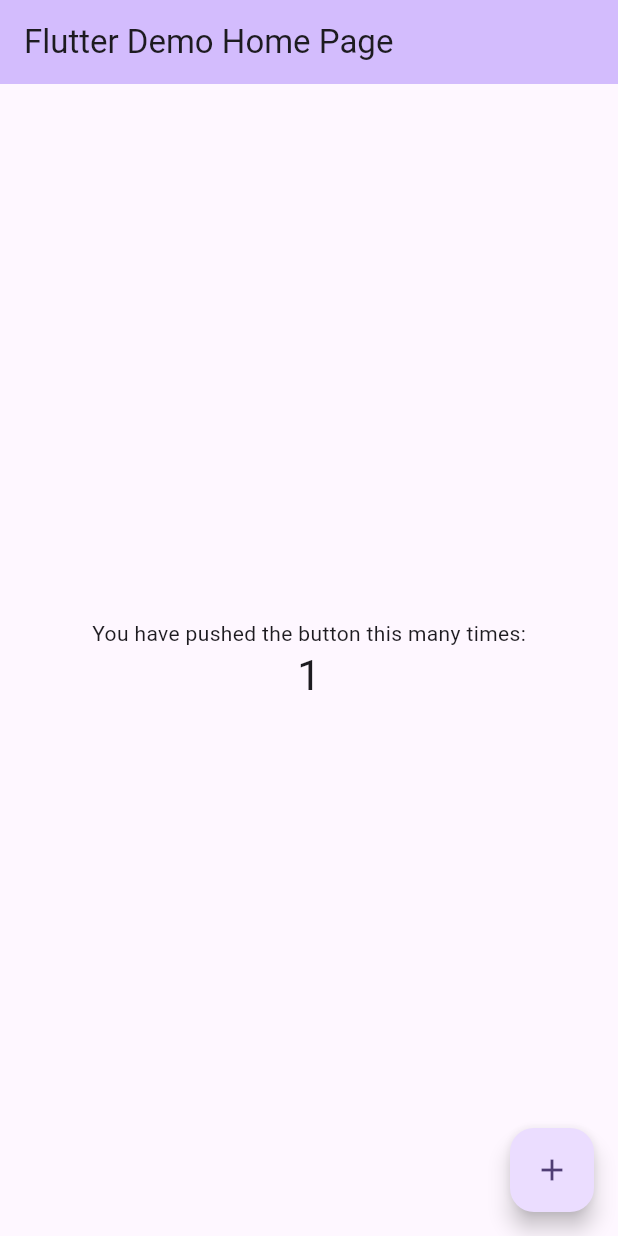
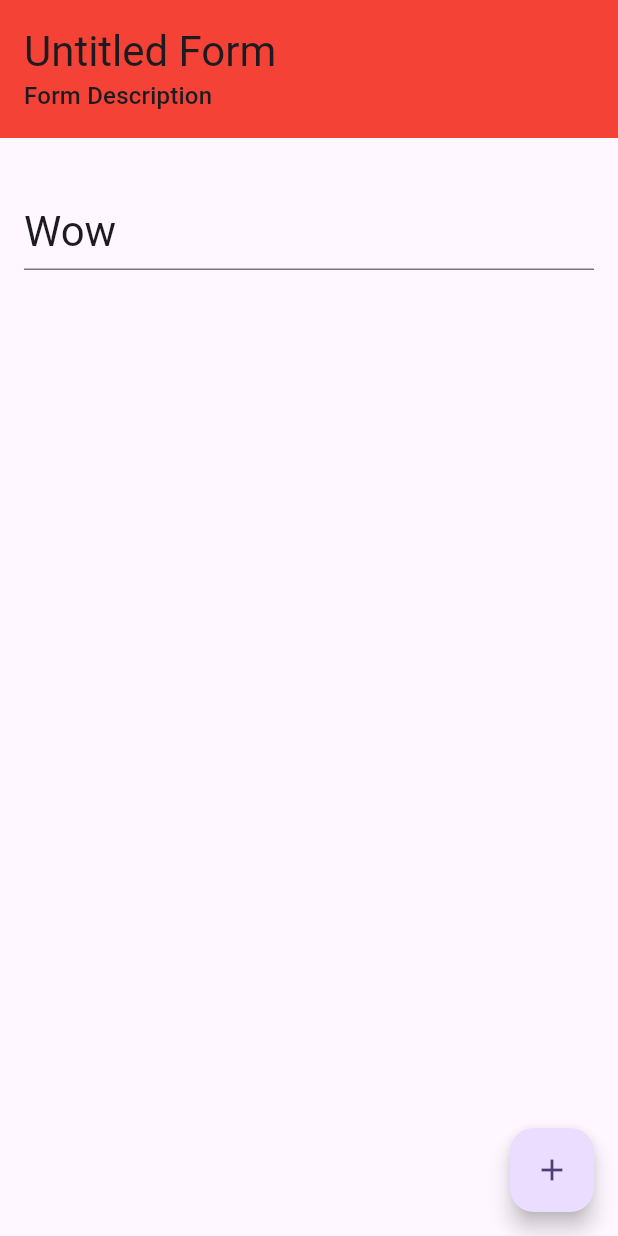
Before and after one commit to CH1NRU5T/formit, a Flutter app: the screen it shows after launch, after a tap on the "add" icon, on a phone screen of 412 x 824 dp. Run offline on Flutter 3.47's test engine with Material 2 defaults, Android fonts, the phone set to English and light mode, and no system bars.

Commit message:
basic new form layout

```diff
--- /dev/null
+++ b/firestore.indexes.json
@@ -0,0 +1,4 @@
+{
+  "indexes": [],
+  "fieldOverrides": []
+}
--- /dev/null
+++ b/lib/common_widgets/form_field_widget.dart
@@ -0,0 +1,59 @@
+import 'package:flutter/material.dart';
+import 'package:formit/constants/enums.dart';
+import 'package:formit/models/form_field_model.dart';
+import 'package:formit/providers/form_provider.dart';
+import 'package:provider/provider.dart';
+
+class FormFieldWidget extends StatefulWidget {
+  const FormFieldWidget(this.index, {super.key, required this.field});
+  final MyFormField field;
+  final int index;
+  @override
+  State<FormFieldWidget> createState() => _FormFieldWidgetState();
+}
+
+class _FormFieldWidgetState extends State<FormFieldWidget> {
+  @override
+  Widget build(BuildContext context) {
+    return Container(
+      padding: const EdgeInsets.all(16),
+      child: Column(
+        crossAxisAlignment: CrossAxisAlignment.start,
+        children: [
+          Row(
+            children: [
+              Expanded(
+                child: TextFormField(
+                  initialValue: widget.field.question,
+                  style: Theme.of(context).textTheme.headlineMedium,
+                  onChanged: (question) {
+                    context
+                        .read<FormProvider>()
+                        .changeField(widget.index, question: question);
+                  },
+                ),
+              ),
+              // DropdownButton(items: items, onChanged: onChanged)
+            ],
+          ),
+          const SizedBox(height: 10),
+          switch (widget.field.type!) {
+            FormFieldType.shortAnswer => const SizedBox(),
+            FormFieldType.paragraph => const SizedBox(),
+            FormFieldType.multipleChoice => const SizedBox(),
+            FormFieldType.checkBoxes => const SizedBox(),
+            FormFieldType.dropDown => const SizedBox(),
+            FormFieldType.fileUpload => const SizedBox(),
+            FormFieldType.date => const SizedBox(),
+            FormFieldType.time => const SizedBox(),
+          }
+          // TextFormField(
+          //   decoration: const InputDecoration(
+          //     border: OutlineInputBorder(),
+          //   ),
+          // ),
+        ],
+      ),
+    );
+  }
+}
--- /dev/null
+++ b/lib/common_widgets/form_header_widget.dart
@@ -0,0 +1,21 @@
+import 'package:flutter/material.dart';
+
+class FormHeader extends StatelessWidget {
+  const FormHeader({super.key, required this.title, required this.description});
+  final String title;
+  final String description;
+  @override
+  Widget build(BuildContext context) {
+    return Container(
+      color: Colors.red,
+      padding: const EdgeInsets.all(16),
+      child: Column(
+        crossAxisAlignment: CrossAxisAlignment.start,
+        children: [
+          Text(title, style: Theme.of(context).textTheme.headlineMedium),
+          Text(description, style: Theme.of(context).textTheme.titleMedium),
+        ],
+      ),
+    );
+  }
+}
--- /dev/null
+++ b/lib/common_widgets/form_widget.dart
@@ -0,0 +1,34 @@
+import 'package:flutter/material.dart';
+import 'package:formit/common_widgets/form_field_widget.dart';
+import 'package:formit/common_widgets/form_header_widget.dart';
+import 'package:formit/models/form_model.dart';
+
+class MyFormWidget extends StatelessWidget {
+  const MyFormWidget({super.key, required this.form});
+  final MyForm form;
+  @override
+  Widget build(BuildContext context) {
+    return Column(
+      crossAxisAlignment: CrossAxisAlignment.stretch,
+      children: [
+        FormHeader(
+          title: form.title,
+          description: form.description,
+        ),
+        const SizedBox(height: 20),
+        Expanded(
+          child: ListView.builder(
+            itemCount: form.fields.length,
+            itemBuilder: (context, index) {
+              final field = form.fields[index];
+              return FormFieldWidget(
+                index,
+                field: field,
+              );
+            },
+          ),
+        ),
+      ],
+    );
+  }
+}
--- /dev/null
+++ b/lib/constants/enums.dart
@@ -0,0 +1,10 @@
+enum FormFieldType {
+  shortAnswer,
+  paragraph,
+  multipleChoice,
+  checkBoxes,
+  dropDown,
+  fileUpload,
+  date,
+  time
+}
--- a/lib/main.dart
+++ b/lib/main.dart
@@ -1,7 +1,13 @@
 import 'package:flutter/material.dart';
+import 'package:formit/common_widgets/form_widget.dart';
+import 'package:formit/models/form_field_model.dart';
+import 'package:formit/providers/form_provider.dart';
+import 'package:provider/provider.dart';
 
 void main() {
-  runApp(const MyApp());
+  runApp(MultiProvider(providers: [
+    ChangeNotifierProvider(create: (_) => FormProvider()),
+  ], child: const MyApp()));
 }
 
 class MyApp extends StatelessWidget {
@@ -15,54 +21,27 @@ class MyApp extends StatelessWidget {
         colorScheme: ColorScheme.fromSeed(seedColor: Colors.deepPurple),
         useMaterial3: true,
       ),
-      home: const MyHomePage(title: 'Flutter Demo Home Page'),
+      home: const HomePage(),
     );
   }
 }
 
-class MyHomePage extends StatefulWidget {
-  const MyHomePage({super.key, required this.title});
-
-  final String title;
-
-  @override
-  State<MyHomePage> createState() => _MyHomePageState();
-}
-
-class _MyHomePageState extends State<MyHomePage> {
-  int _counter = 0;
-
-  void _incrementCounter() {
-    setState(() {
-      _counter++;
-    });
-  }
+class HomePage extends StatelessWidget {
+  const HomePage({super.key});
 
   @override
   Widget build(BuildContext context) {
     return Scaffold(
-      appBar: AppBar(
-        backgroundColor: Theme.of(context).colorScheme.inversePrimary,
-        title: Text(widget.title),
+      floatingActionButton: FloatingActionButton(
+        onPressed: () {
+          context.read<FormProvider>().addField(MyFormField(question: 'Wow'));
+        },
+        child: const Icon(Icons.add),
       ),
-      body: Center(
-        child: Column(
-          mainAxisAlignment: MainAxisAlignment.center,
-          children: <Widget>[
-            const Text(
-              'You have pushed the button this many times:',
-            ),
-            Text(
-              '$_counter',
-              style: Theme.of(context).textTheme.headlineMedium,
-            ),
-          ],
-        ),
-      ),
-      floatingActionButton: FloatingActionButton(
-        onPressed: _incrementCounter,
-        tooltip: 'Increment',
-        child: const Icon(Icons.add),
+      body: Consumer<FormProvider>(
+        builder: (context, form, child) {
+          return MyFormWidget(form: form.form);
+        },
       ),
     );
   }
--- /dev/null
+++ b/lib/models/form_field_model.dart
@@ -0,0 +1,8 @@
+import 'package:formit/constants/enums.dart';
+
+class MyFormField {
+  String question;
+  FormFieldType? type;
+  MyFormField(
+      {this.question = 'Question', this.type = FormFieldType.shortAnswer});
+}
--- /dev/null
+++ b/lib/models/form_model.dart
@@ -0,0 +1,15 @@
+// ignore_for_file: public_member_api_docs, sort_constructors_first
+import 'package:formit/models/form_field_model.dart';
+
+class MyForm {
+  String title;
+  String description;
+  List<MyFormField> fields;
+  String? url;
+  MyForm({
+    this.title = 'Untitled Form',
+    this.description = 'Form Description',
+    required this.fields,
+    this.url,
+  });
+}
--- /dev/null
+++ b/lib/providers/form_provider.dart
@@ -0,0 +1,26 @@
+import 'package:flutter/material.dart';
+import 'package:formit/constants/enums.dart';
+import 'package:formit/models/form_field_model.dart';
+
+import '../models/form_model.dart';
+
+class FormProvider extends ChangeNotifier {
+  final MyForm _form = MyForm(fields: []);
+  void addField(MyFormField field) {
+    _form.fields.add(field);
+    notifyListeners();
+  }
+
+  void changeField(int index, {String? question, FormFieldType? type}) {
+    if (question != null) {
+      _form.fields[index].question = question;
+    }
+    if (type != null) {
+      _form.fields[index].type = type;
+    }
+    notifyListeners();
+  }
+
+  MyForm get form => _form;
+  int get length => _form.fields.length;
+}
```
Also changed, not shown: firebase.json (added), 5 other files.
